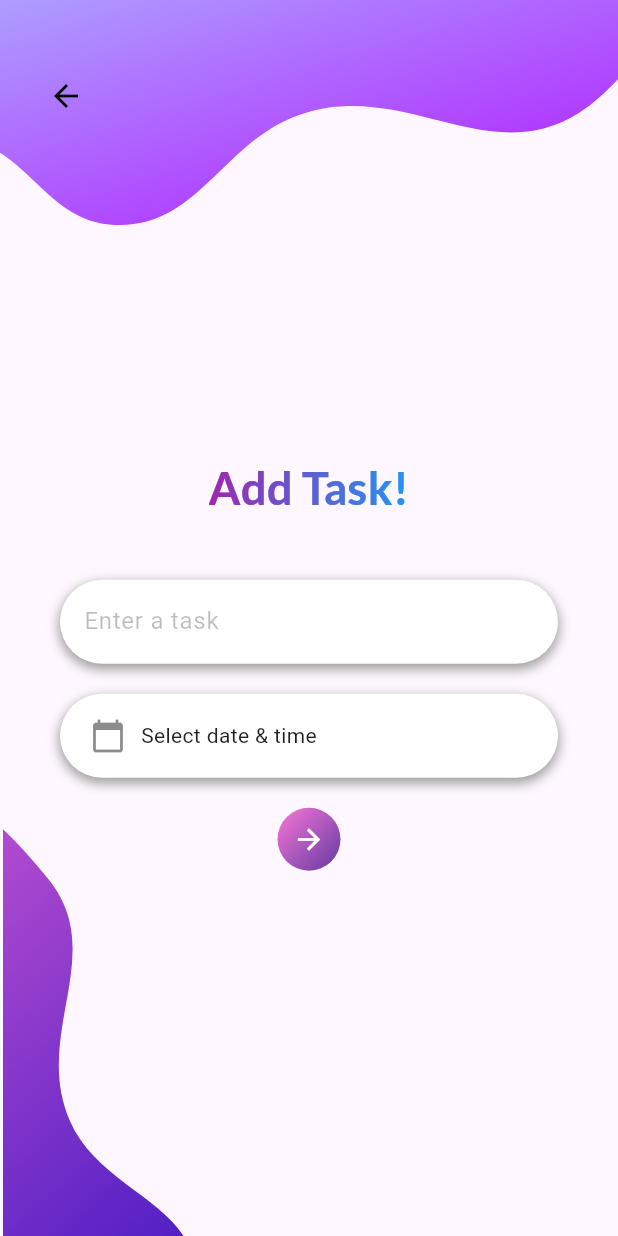
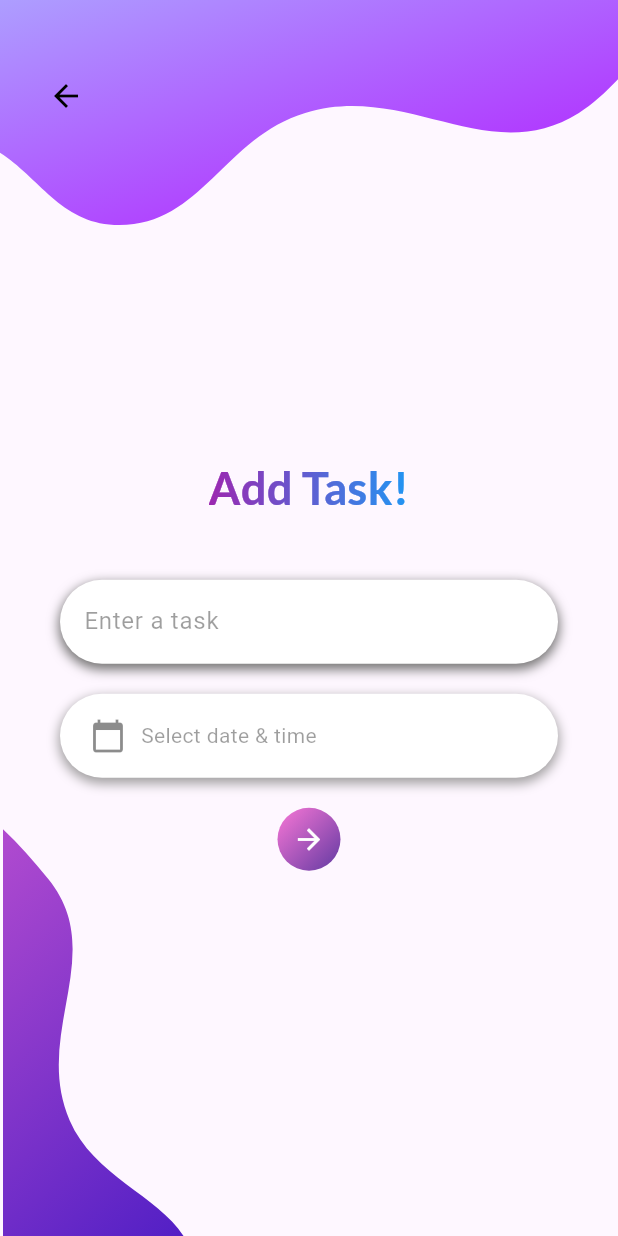
Before and after one commit to a8hok/DART-course-2024, a Flutter app: the AddTaskPage screen opened directly, on a phone screen of 412 x 824 dp. Run offline on Flutter 3.47's test engine with Material 3 defaults, Android fonts, the light colour scheme and no system bars; our stand-ins replace dynamic_color, flutter_svg, google_fonts, states_rebuilder; missing offline and left inert: one_context, prefs.

```diff
--- a/memory_sample/lib/screens/add_tasks.dart
+++ b/memory_sample/lib/screens/add_tasks.dart
@@ -193,7 +193,7 @@ class AddTaskPage extends StatelessWidget {
         borderRadius: BorderRadius.circular(30),
         boxShadow: [
           BoxShadow(
-            color: const Color.fromARGB(255, 151, 150, 150).withOpacity(0.9),
+            color: const Color.fromARGB(255, 118, 117, 117).withOpacity(1),
             spreadRadius: 1,
             blurRadius: 6,
             offset: const Offset(0, 3),
@@ -202,12 +202,12 @@ class AddTaskPage extends StatelessWidget {
       ),
       child: TextField(
         controller: controller,
-        style: const TextStyle(color: Colors.black),
+        style: const TextStyle(color: Colors.black38),
         decoration: InputDecoration(
           filled: true,
           fillColor: Colors.white,
           hintText: hint,
-          hintStyle: const TextStyle(color: Colors.black26),
+          hintStyle: const TextStyle(color: Colors.black38),
           border: OutlineInputBorder(
             borderRadius: BorderRadius.circular(30),
             borderSide: BorderSide.none,
@@ -288,7 +288,7 @@ Widget _buildDateTimePicker(BuildContext context, DateTime? selectedDateTime,
               selectedDateTime != null
                   ? "${selectedDateTime.day}/${selectedDateTime.month}/${selectedDateTime.year} ${selectedDateTime.hour.toString().padLeft(2, '0')}:${selectedDateTime.minute.toString().padLeft(2, '0')}"
                   : "Select date & time",
-              style: const TextStyle(color: Colors.black87),
+              style: const TextStyle(color: Colors.black38),
             ),
           ),
         ],
```
